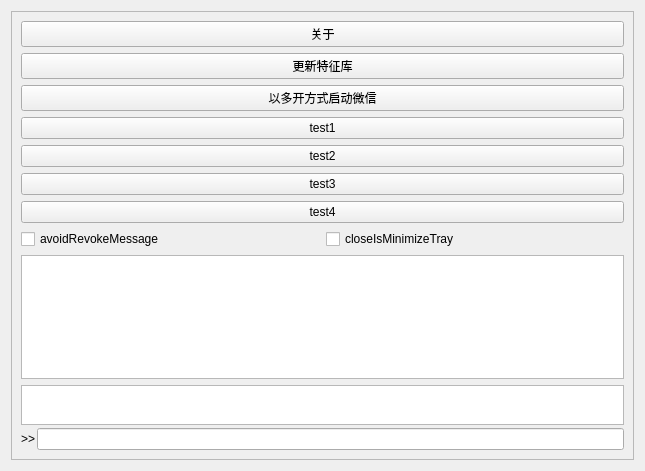
The window that src/wxbox/ui/mainwindow.ui (12CrazyPaul21/WxBox) describes before a commit, drawn with Qt 5.
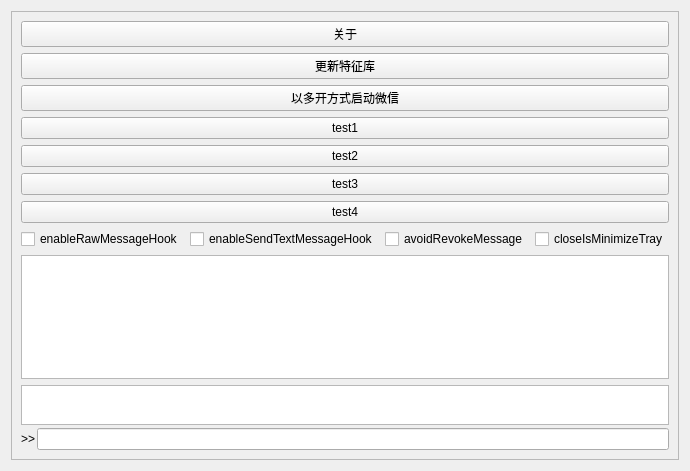
The same window after the commit. Custom widgets are drawn as their Qt base class.

Commit message:
feat(intercept): 给raw message和set text message的hook提供开关，因为这两个hook都是同步处理的，有可能影响wechat的响应
 例如raw message，未登录时如果该wechat有很多消息是未接收的，如果启用了raw message hook，那么微信界面在处理这一堆raw消息前会卡住并且界面是黑的

The edit to the form file:
```diff
--- a/src/wxbox/ui/mainwindow.ui
+++ b/src/wxbox/ui/mainwindow.ui
@@ -74,6 +74,20 @@
       </item>
       <item>
        <layout class="QHBoxLayout" name="horizontalLayout">
+        <item>
+         <widget class="QCheckBox" name="enableRawMessageHook">
+          <property name="text">
+           <string>enableRawMessageHook</string>
+          </property>
+         </widget>
+        </item>
+        <item>
+         <widget class="QCheckBox" name="enableSendTextMessageHook">
+          <property name="text">
+           <string>enableSendTextMessageHook</string>
+          </property>
+         </widget>
+        </item>
         <item>
          <widget class="QCheckBox" name="avoidRevokeMessage">
           <property name="text">
```
The commit also changes 12 other files.
